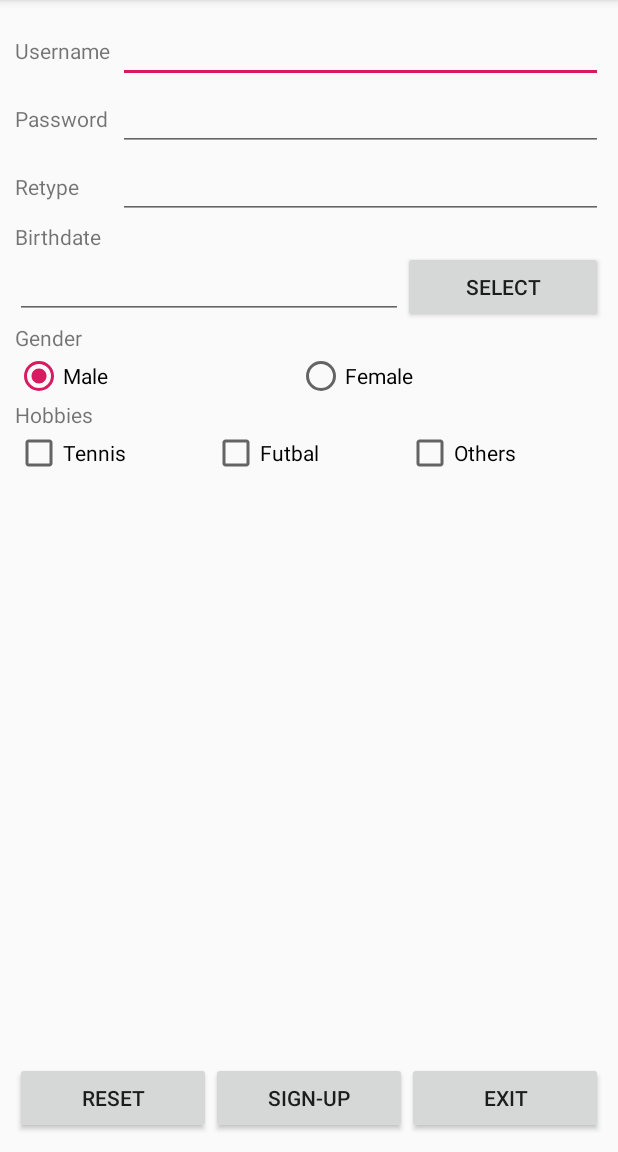
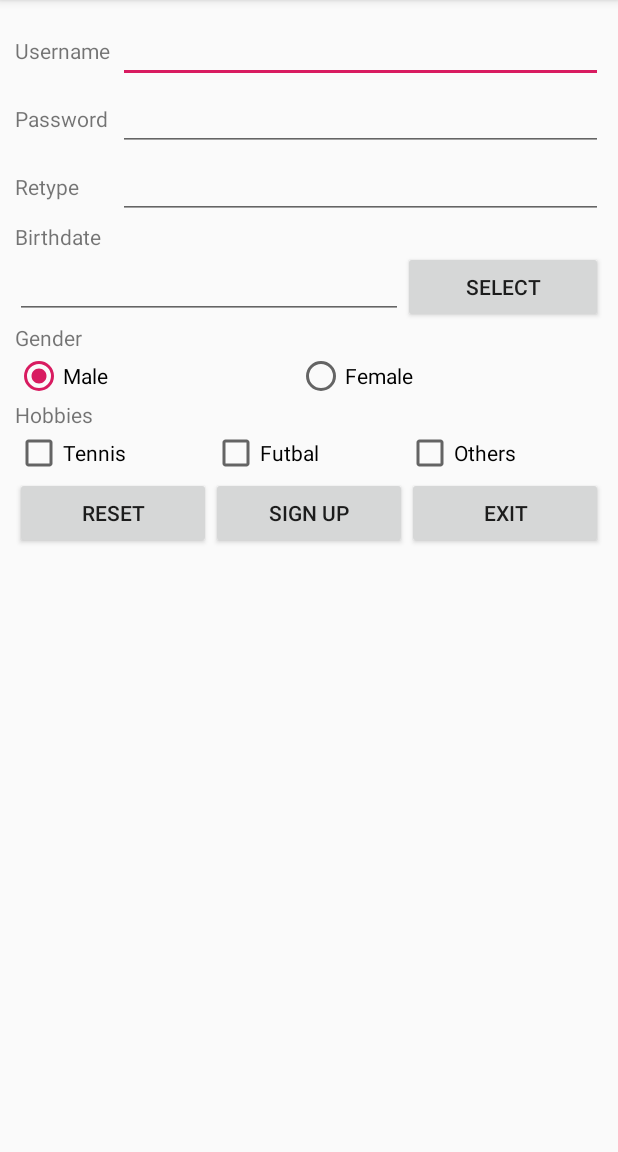
Before and after one commit to CongVan/Android, an Android app: the screen it shows after launch (MainActivity), on a phone screen of 412 x 824 dp, the part 84-1236 px from its top. Run offline under Robolectric (Android 15) with nearby library versions, the phone set to English and light mode, and no system bars.

Commit message:
add scroll view

```diff
--- a/Tuan03_Nhom4/app/src/main/res/layout/activity_main.xml
+++ b/Tuan03_Nhom4/app/src/main/res/layout/activity_main.xml
@@ -5,7 +5,9 @@
     android:layout_width="match_parent"
     android:layout_height="match_parent"
     tools:context=".MainActivity">
-
+<ScrollView
+    android:layout_width="match_parent"
+    android:layout_height="match_parent">
     <LinearLayout
         android:layout_width="match_parent"
         android:layout_height="match_parent"
@@ -213,7 +215,7 @@
                             android:layout_height="wrap_content"
                             android:layout_weight="1"
                             android:onClick="SignUp"
-                            android:text="Sign-up" />
+                            android:text="Sign Up" />
 
                         <Button
                             android:id="@+id/btnExit"
@@ -228,4 +230,6 @@
             </LinearLayout>
         </LinearLayout>
     </LinearLayout>
+</ScrollView>
+
 </android.support.constraint.ConstraintLayout>
```
